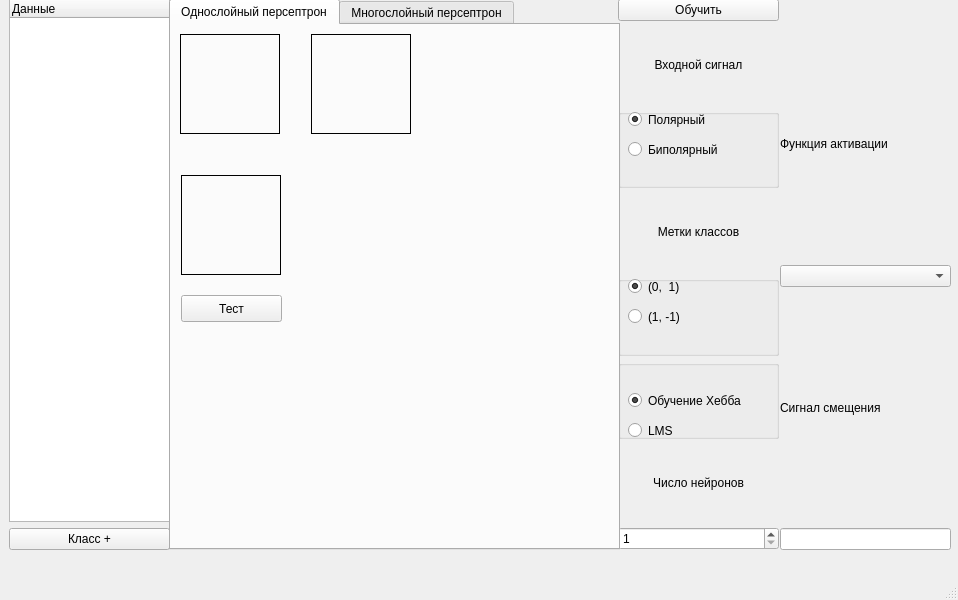
Old version of the form View/view.ui in the repository Alek-dr/NeuralNetworks.
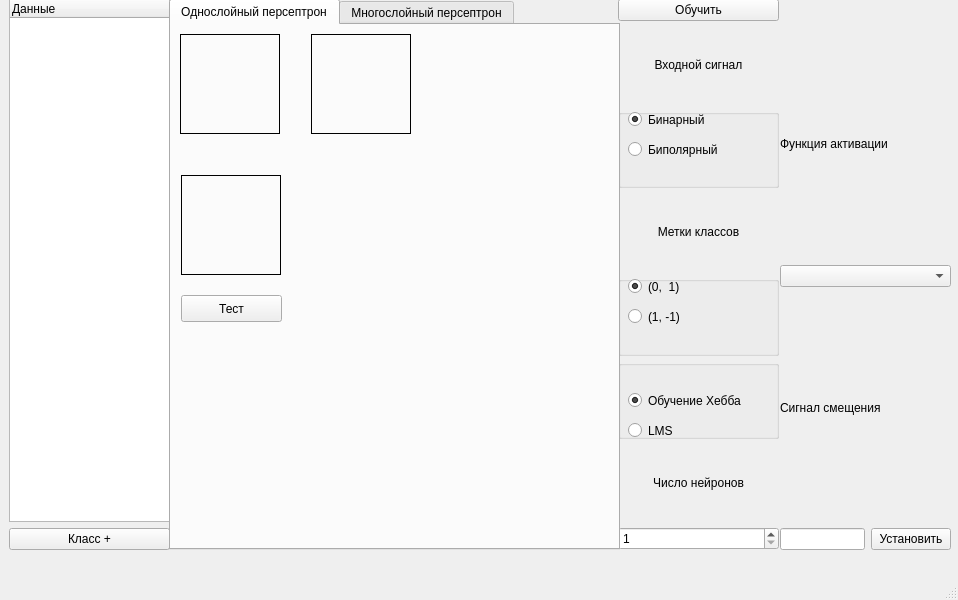
New version of the form.

What changed in the file:
```diff
--- a/View/view.ui
+++ b/View/view.ui
@@ -59,7 +59,7 @@
          </rect>
         </property>
         <property name="text">
-         <string>Полярный</string>
+         <string>Бинарный</string>
         </property>
         <property name="checked">
          <bool>true</bool>
@@ -382,7 +382,18 @@
       </widget>
      </item>
      <item>
-      <widget class="QLineEdit" name="bias"/>
+      <layout class="QHBoxLayout" name="horizontalLayout">
+       <item>
+        <widget class="QLineEdit" name="bias"/>
+       </item>
+       <item>
+        <widget class="QPushButton" name="setBias">
+         <property name="text">
+          <string>Установить</string>
+         </property>
+        </widget>
+       </item>
+      </layout>
      </item>
     </layout>
    </widget>
```
